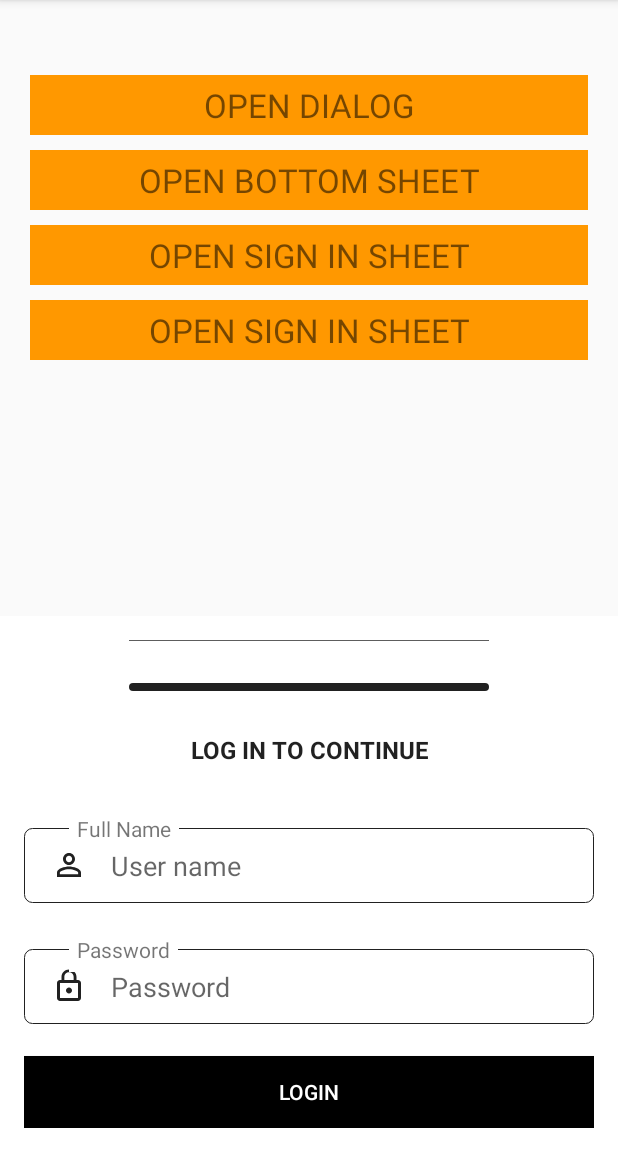
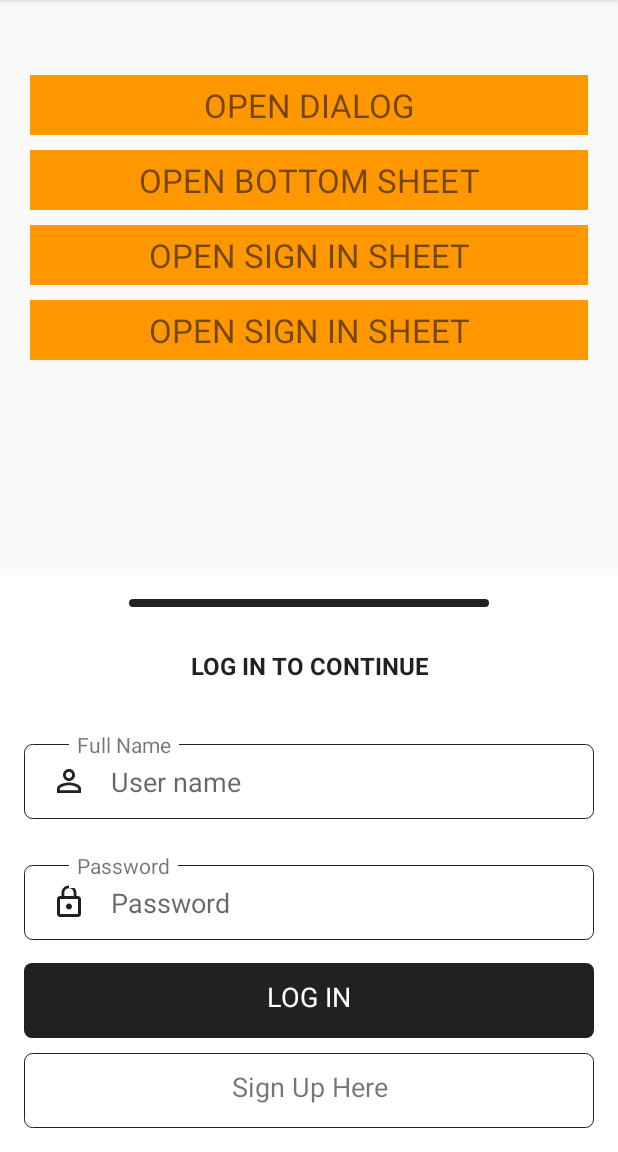
Before and after one commit to Nataanthoni/EzyDialog, an Android app: the screen it shows after launch (MainActivity), after a tap on "OPEN SIGN IN SHEET", on a phone screen of 412 x 824 dp, the part 84-1236 px from its top. Run offline under Robolectric (Android 15) with nearby library versions, the phone set to English and light mode, and no system bars; 2 other taps on this screen came first.

Commit message:
Finish Bottom sheets

```diff
--- a/app/src/main/java/com/kweracodes/ezydialog/MainActivity.kt
+++ b/app/src/main/java/com/kweracodes/ezydialog/MainActivity.kt
@@ -53,7 +53,19 @@ class MainActivity : AppCompatActivity() {
             } else
 
                 bottomSheetBehavior3.state = BottomSheetBehavior.STATE_COLLAPSED
+        }
 
+        openLogin.setOnClickListener {
+            if (bottomSheetBehavior3.state != BottomSheetBehavior.STATE_EXPANDED) {
+                bottomSheetBehavior3.state = BottomSheetBehavior.STATE_EXPANDED
+            } else
+
+                bottomSheetBehavior3.state = BottomSheetBehavior.STATE_COLLAPSED
+        }
+
+        openSignup.setOnClickListener {
+                bottomSheetBehavior2.state = BottomSheetBehavior.STATE_COLLAPSED
+                bottomSheetBehavior3.state = BottomSheetBehavior.STATE_EXPANDED
         }
 
     }
--- a/app/src/main/res/layout/signin_bottom_sheet.xml
+++ b/app/src/main/res/layout/signin_bottom_sheet.xml
@@ -125,12 +125,27 @@
 
 
     </androidx.constraintlayout.widget.ConstraintLayout>
-    <Button
+    <TextView
+        android:id="@+id/login"
         android:layout_width="match_parent"
-        android:layout_height="wrap_content"
-        android:layout_marginTop="16dp"
-        android:background="#000"
-        android:text="LOGIN"
-        android:textColor="#fff" />
+        android:layout_height="50dp"
+        android:layout_marginTop="10dp"
+        android:background="@drawable/rounded_sq"
+        android:padding="10dp"
+        android:text="LOG IN"
+        android:textAlignment="center"
+        android:textColor="#FFFFFF"
+        android:textSize="18sp" />
+
+    <TextView
+        android:id="@+id/openSignup"
+        android:layout_width="match_parent"
+        android:layout_height="50dp"
+        android:layout_marginTop="10dp"
+        android:background="@drawable/rounded_sq_outline"
+        android:padding="10dp"
+        android:text="Sign Up Here"
+        android:textAlignment="center"
+        android:textSize="18sp" />
 
 </LinearLayout>
--- a/app/src/main/res/layout/signup_bottom_sheet.xml
+++ b/app/src/main/res/layout/signup_bottom_sheet.xml
@@ -324,6 +324,7 @@
     </androidx.constraintlayout.widget.ConstraintLayout>
 
     <TextView
+        android:id="@+id/signup"
         android:layout_width="match_parent"
         android:layout_height="50dp"
         android:layout_marginTop="10dp"
@@ -335,6 +336,7 @@
         android:textSize="18sp" />
 
     <TextView
+        android:id="@+id/openLogin"
         android:layout_width="match_parent"
         android:layout_height="50dp"
         android:layout_marginTop="10dp"
```
